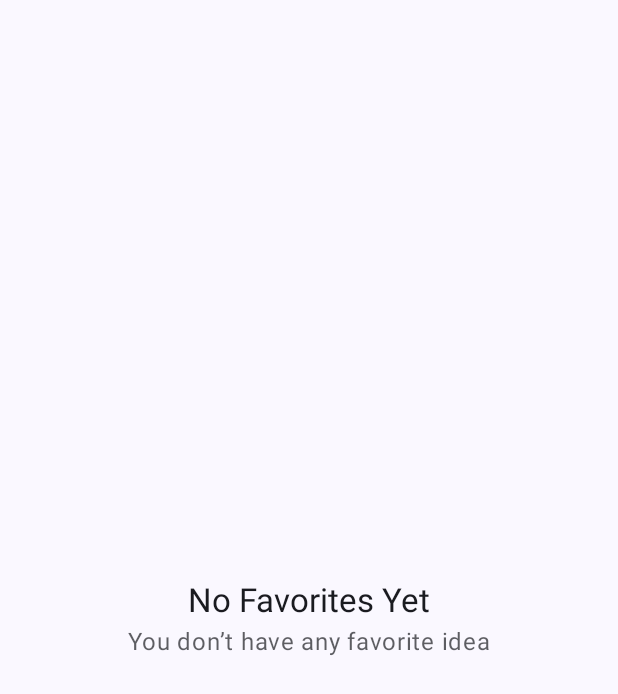
After one commit to jokot/ideasai, an Android app built with Jetpack Compose: the composable EmptyFavoriteState shown on its own in the app's theme, on a phone screen of 412 x 824 dp. The commit adds this screen. Shown: the top 694 px of the screen. Run offline under Robolectric (Android 15) with nearby library versions, the phone set to English and light mode, and no system bars.

Commit message:
fix(favorite): update favorite and empty component

```diff
--- /dev/null
+++ b/app/src/main/java/com/example/ideasai/ui/component/EmptyFavoriteState.kt
@@ -0,0 +1,43 @@
+package com.example.ideasai.ui.component
+
+import androidx.compose.foundation.layout.Arrangement
+import androidx.compose.foundation.layout.Column
+import androidx.compose.foundation.layout.fillMaxSize
+import androidx.compose.foundation.layout.padding
+import androidx.compose.material3.MaterialTheme
+import androidx.compose.material3.Text
+import androidx.compose.runtime.Composable
+import androidx.compose.ui.Alignment
+import androidx.compose.ui.Modifier
+import androidx.compose.ui.res.stringResource
+import androidx.compose.ui.unit.dp
+import com.example.ideasai.R
+
+@Composable
+fun EmptyFavoriteState(
+    modifier: Modifier = Modifier,
+    title: String = stringResource(R.string.empty_title),
+    message: String = stringResource(R.string.empty_message)
+) {
+    Column(
+        modifier = modifier
+            .fillMaxSize()
+            .padding(24.dp),
+        horizontalAlignment = Alignment.CenterHorizontally,
+        verticalArrangement = Arrangement.Center
+    ) {
+        Text(
+            text = title,
+            style = MaterialTheme.typography.titleLarge.copy(
+                color = MaterialTheme.colorScheme.onSurface
+            ),
+            modifier = Modifier.padding(bottom = 4.dp)
+        )
+        Text(
+            text = message,
+            style = MaterialTheme.typography.bodyLarge.copy(
+                color = MaterialTheme.colorScheme.onSurface.copy(alpha = 0.7f)
+            )
+        )
+    }
+}
--- a/app/src/main/res/values/strings.xml
+++ b/app/src/main/res/values/strings.xml
@@ -16,4 +16,7 @@
 
     <string name="favorite_screen_title">Favorite Idea</string>
     <string name="favorite_screen_label">Favorite</string>
+
+    <string name="empty_title">No Favorites Yet</string>
+    <string name="empty_message">You don’t have any favorite idea</string>
 </resources>
```
Also changed, not shown: app/src/main/java/com/example/ideasai/feature/favorite/FavoriteScreen.kt (+20 -13 lines).
